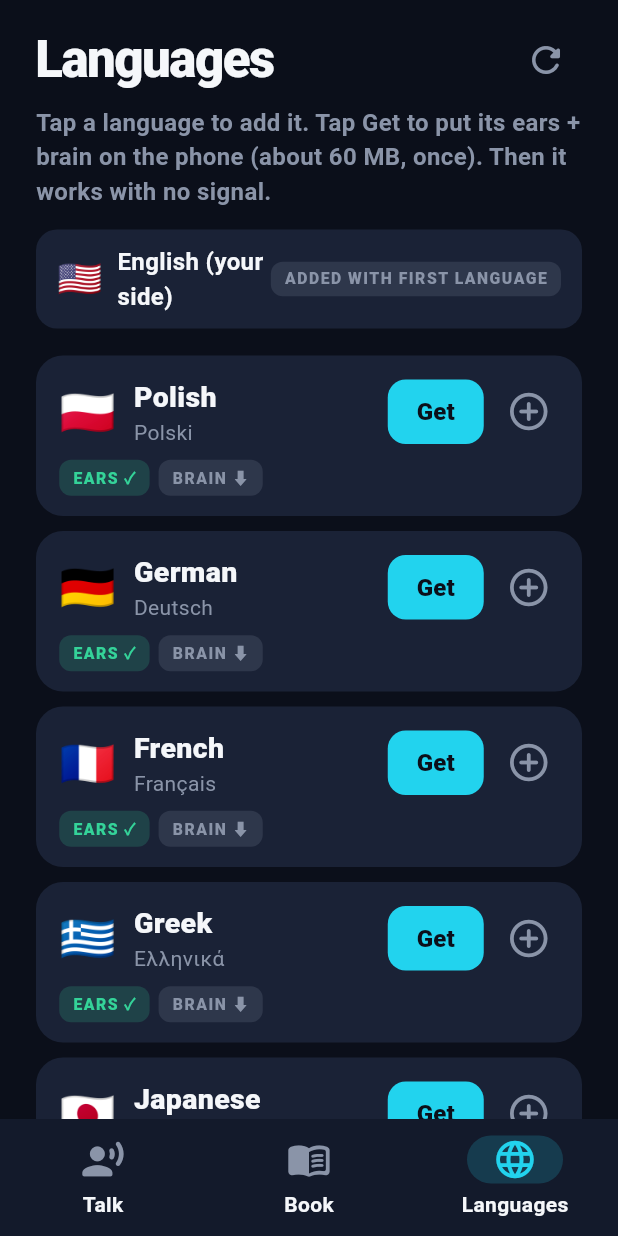
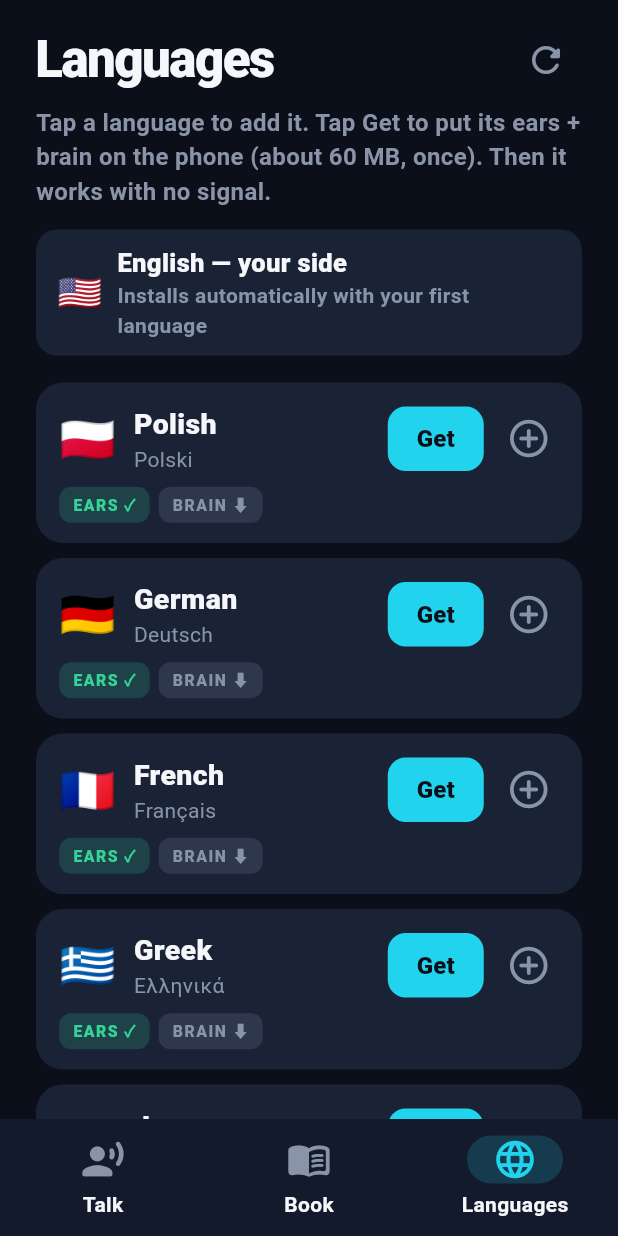
Before and after one commit to lukianczyk-sketch/travel-translator, a Flutter app: the screen it shows after launch, item 3 of the bottom bar chosen, on a phone screen of 412 x 824 dp. Run offline on Flutter 3.47's test engine with Material 3 defaults, Android fonts, the phone set to English and light mode, and no system bars; our stand-ins replace flutter_tts, permission_handler, shared_preferences, wakelock_plus.

Commit message:
Disable R8 minify (breaks ML Kit); readable English row; v0.5.2

```diff
--- a/lib/screens/languages_screen.dart
+++ b/lib/screens/languages_screen.dart
@@ -73,8 +73,16 @@ class _EnglishRow extends StatelessWidget {
         children: [
           const Text('🇺🇸', style: TextStyle(fontSize: 24)),
           const SizedBox(width: 10),
-          const Expanded(child: Text('English (your side)', style: TextStyle(fontSize: 16, fontWeight: FontWeight.w700))),
-          _Chip(ok ? 'READY' : 'ADDED WITH FIRST LANGUAGE', ok ? Palette.ok : Palette.muted),
+          Expanded(
+            child: Column(
+              crossAxisAlignment: CrossAxisAlignment.start,
+              children: [
+                const Text('English — your side', style: TextStyle(fontSize: 17, fontWeight: FontWeight.w800)),
+                Text(ok ? 'Ready' : 'Installs automatically with your first language',
+                    style: TextStyle(color: ok ? Palette.ok : Palette.muted, fontSize: 14, fontWeight: FontWeight.w600)),
+              ],
+            ),
+          ),
         ],
       ),
     );
--- a/lib/theme.dart
+++ b/lib/theme.dart
@@ -1,6 +1,6 @@
 import 'package:flutter/material.dart';
 
-const appVersion = '0.5.1';
+const appVersion = '0.5.2';
 
 /// Palette: deep midnight base, electric coral for "them", cyan for "you".
 class Palette {
--- a/pubspec.yaml
+++ b/pubspec.yaml
@@ -1,7 +1,7 @@
 name: travel_translator
 description: Live two-way conversation translator that works offline.
 publish_to: "none"
-version: 0.5.1+15
+version: 0.5.2+16
 
 environment:
   sdk: ">=3.4.0 <4.0.0"
```
Also changed, not shown: 1 other file.
